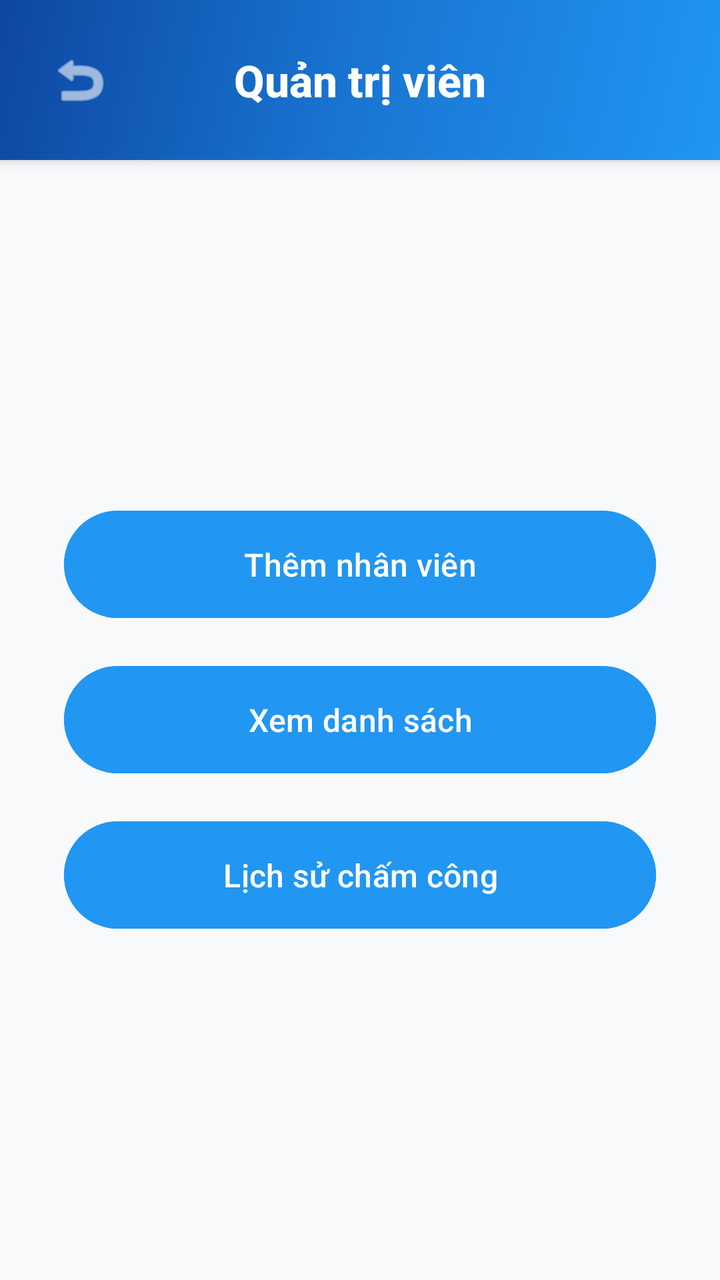
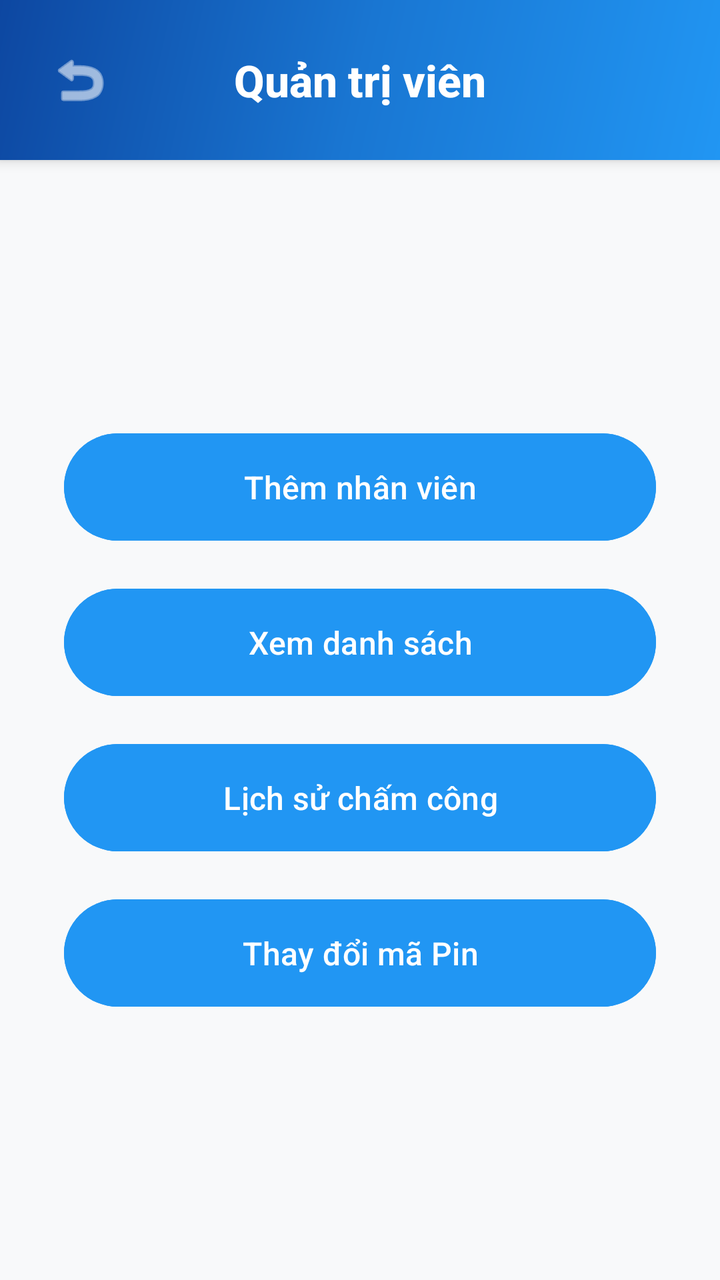

Two renders of the same Android screen: before a commit and after it. Below are the layout's source before the change and the commit's diff.
<!-- AndroidManifest.xml: application theme Theme.FaceAttendance -->
<!-- res/layout/activity_admin_dashboard.xml -->
<?xml version="1.0" encoding="utf-8"?>
<LinearLayout
    xmlns:android="http://schemas.android.com/apk/res/android"
    xmlns:app="http://schemas.android.com/apk/res-auto"
    android:orientation="vertical"
    android:layout_width="match_parent"
    android:layout_height="match_parent"
    android:background="#F8F9FA">

    
    <RelativeLayout
        android:layout_width="match_parent"
        android:layout_height="wrap_content"
        android:background="@drawable/header_gradient_background"
        android:padding="20dp"
        android:elevation="4dp">

        <ImageButton
            android:id="@+id/btnBack"
            android:layout_width="40dp"
            android:layout_height="40dp"
            android:layout_centerVertical="true"
            android:layout_alignParentStart="true"
            android:src="@android:drawable/ic_menu_revert"
            android:background="?android:attr/selectableItemBackgroundBorderless"
            android:contentDescription="Quay lại"
            android:padding="8dp"
            app:tint="#FFFFFF" />

        <TextView
            android:layout_width="wrap_content"
            android:layout_height="wrap_content"
            android:layout_centerInParent="true"
            android:text="Quản trị viên"
            android:textSize="22sp"
            android:textStyle="bold"
            android:textColor="#FFFFFF"
            android:fontFamily="sans-serif-medium" />

    </RelativeLayout>

    
    <LinearLayout
        android:layout_width="match_parent"
        android:layout_height="match_parent"
        android:orientation="vertical"
        android:gravity="center"
        android:padding="32dp">

        <Button
            android:id="@+id/btnAddEmployee"
            android:layout_width="match_parent"
            android:layout_height="wrap_content"
            android:text="Thêm nhân viên"
            android:layout_marginBottom="16dp"
            android:textSize="16sp"
            android:padding="16dp"
            android:backgroundTint="#2196F3"
            android:textColor="#FFFFFF"
            android:elevation="2dp" />

        <Button
            android:id="@+id/btnListEmployee"
            android:layout_width="match_parent"
            android:layout_height="wrap_content"
            android:text="Xem danh sách"
            android:layout_marginBottom="16dp"
            android:textSize="16sp"
            android:padding="16dp"
            android:backgroundTint="#2196F3"
            android:textColor="#FFFFFF"
            android:elevation="2dp" />

        <Button
            android:id="@+id/btnViewHistory"
            android:layout_width="match_parent"
            android:layout_height="wrap_content"
            android:text="Lịch sử chấm công"
            android:textSize="16sp"
            android:padding="16dp"
            android:backgroundTint="#2196F3"
            android:textColor="#FFFFFF"
            android:elevation="2dp" />

    </LinearLayout>

</LinearLayout>
<!-- resources referenced by this layout -->
<resources>
  <!-- drawable header_gradient_background (drawable) -->
  <?xml version="1.0" encoding="utf-8"?>
  <shape xmlns:android="http://schemas.android.com/apk/res/android">
      <gradient
          android:angle="135"
          android:startColor="#2196F3"
          android:centerColor="#1976D2"
          android:endColor="#0D47A1"
          android:type="linear" />
  </shape>
  <style name="Theme.FaceAttendance" parent="Base.Theme.FaceAttendance" />
  <style name="Base.Theme.FaceAttendance" parent="Theme.Material3.DayNight.NoActionBar">
          
          
      </style>
</resources>

<!-- the commit's change to res/layout/activity_admin_dashboard.xml (unified diff, before → after) -->
@@ -76,6 +76,18 @@
             android:layout_width="match_parent"
             android:layout_height="wrap_content"
             android:text="Lịch sử chấm công"
+            android:layout_marginBottom="16dp"
+            android:textSize="16sp"
+            android:padding="16dp"
+            android:backgroundTint="#2196F3"
+            android:textColor="#FFFFFF"
+            android:elevation="2dp" />
+
+        <Button
+            android:id="@+id/btnChangePin"
+            android:layout_width="match_parent"
+            android:layout_height="wrap_content"
+            android:text="Thay đổi mã Pin"
             android:textSize="16sp"
             android:padding="16dp"
             android:backgroundTint="#2196F3"
